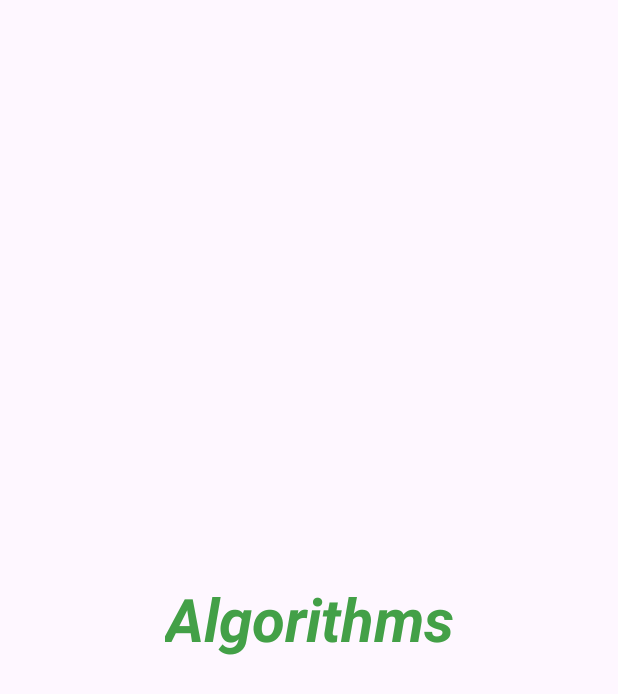
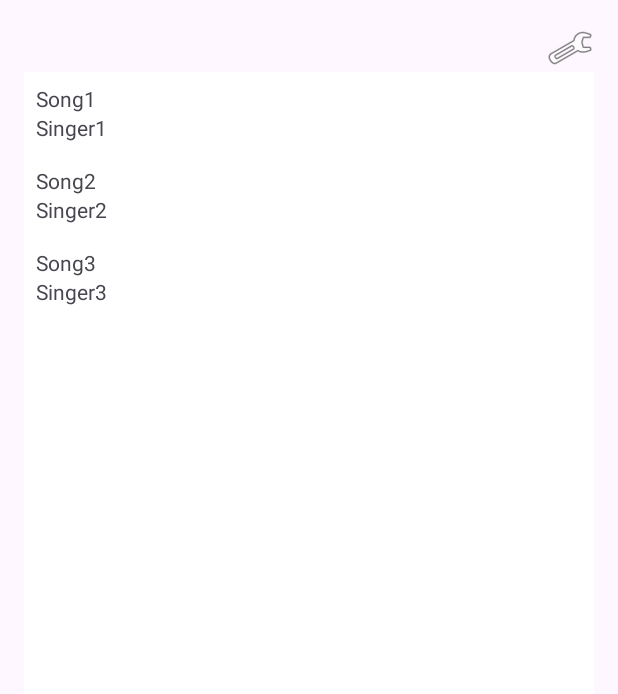
Before and after one commit to seoyuncho/My_Application, an Android app: the fragment ThirdFragment shown on its own in the app's theme, on a phone screen of 412 x 824 dp. Shown: the top 694 px of the screen. Run offline under Robolectric (Android 15) with nearby library versions, the phone set to English and light mode, and no system bars; network calls fail.

```diff
--- a/app/build.gradle.kts
+++ b/app/build.gradle.kts
@@ -8,7 +8,7 @@ android {
 
     defaultConfig {
         applicationId = "com.example.myapplication"
-        minSdk = 33
+        minSdk = 24
         targetSdk = 33
         versionCode = 1
         versionName = "1.0"
--- a/app/src/main/java/com/example/myapplication/LoginRequest.java
+++ b/app/src/main/java/com/example/myapplication/LoginRequest.java
@@ -1,18 +1,14 @@
 package com.example.myapplication;
 
-import com.android.volley.AuthFailureError;
 import com.android.volley.Response;
 import com.android.volley.toolbox.JsonObjectRequest;
 
 import org.json.JSONObject;
 
-import java.util.HashMap;
-import java.util.Map;
-
 public class LoginRequest extends JsonObjectRequest {
 
     // Server URL
-    final static private String URL = "http://192.168.56.1:3000/login";
+    final static private String URL = "http://143.248.218.196:3000/login";
 
     // JSON data to be sent to the server
     private JSONObject jsonBody;
--- a/app/src/main/java/com/example/myapplication/PlaylistItem.java
+++ b/app/src/main/java/com/example/myapplication/PlaylistItem.java
@@ -3,6 +3,7 @@ package com.example.myapplication;
 public class PlaylistItem {
     private String playlistName;
     private int playlistImageRes;
+
 
     public PlaylistItem(String playlistName, int playlistImageRes) {
         this.playlistName = playlistName;
--- a/app/src/main/java/com/example/myapplication/RegisterRequest.java
+++ b/app/src/main/java/com/example/myapplication/RegisterRequest.java
@@ -1,18 +1,14 @@
 package com.example.myapplication;
 
-import com.android.volley.AuthFailureError;
 import com.android.volley.Response;
 import com.android.volley.toolbox.JsonObjectRequest;
 
 import org.json.JSONObject;
 
-import java.util.HashMap;
-import java.util.Map;
-
 public class RegisterRequest extends JsonObjectRequest {
 
     // Server URL
-    final static private String URL = "http://192.168.56.1:3000/register";
+    final static private String URL = "http://143.248.218.196:3000/register";
 
     // JSON data to be sent to the server
     private JSONObject jsonBody;
--- a/app/src/main/java/com/example/myapplication/ThirdFragment.java
+++ b/app/src/main/java/com/example/myapplication/ThirdFragment.java
@@ -1,21 +1,96 @@
+// ThirdFragment.java
+
 package com.example.myapplication;
 
+import android.app.AlertDialog;
+import android.content.DialogInterface;
 import android.os.Bundle;
 import android.view.LayoutInflater;
 import android.view.View;
 import android.view.ViewGroup;
+import android.widget.TextView;
 
 import androidx.fragment.app.Fragment;
+import androidx.recyclerview.widget.LinearLayoutManager;
+import androidx.recyclerview.widget.RecyclerView;
+
+import java.util.ArrayList;
 
 public class ThirdFragment extends Fragment {
 
-    public ThirdFragment(){
-        // require a empty public constructor
+    private RecyclerView recyclerView;
+    private UserPlaylistAdapter userPlaylistAdapter;
+    private ArrayList<UserPlaylist> userPlaylistArrayList;
+
+    public ThirdFragment() {
+        // Required empty public constructor
     }
 
     @Override
-    public View onCreateView(LayoutInflater inflater, ViewGroup container, Bundle savedInstanceState) {
+    public View onCreateView(LayoutInflater inflater, ViewGroup container,
+                             Bundle savedInstanceState) {
+        View view = inflater.inflate(R.layout.fragment_third, container, false);
 
-        return inflater.inflate(R.layout.fragment_third, container, false);
+        recyclerView = view.findViewById(R.id.recyclerView);
+        userPlaylistArrayList = getUserPlaylist(); // 이 부분은 네트워크나 로컬 DB에서 데이터를 가져오는 로직을 추가해야 할 거야
+
+        userPlaylistAdapter = new UserPlaylistAdapter(userPlaylistArrayList);
+        recyclerView.setLayoutManager(new LinearLayoutManager(getActivity()));
+        recyclerView.setAdapter(userPlaylistAdapter);
+
+        view.findViewById(R.id.settingsButton).setOnClickListener(new View.OnClickListener() {
+            @Override
+            public void onClick(View v) {
+                showUserInfoDialog();
+            }
+        });
+
+        return view;
+    }
+
+    private ArrayList<UserPlaylist> getUserPlaylist() {
+        // 여기서 네트워크나 로컬 DB에서 데이터를 가져오는 로직을 구현해야 해
+
+
+        // 아래는 임시 데이터 예시야. 실제 데이터를 가져오는 로직으로 대체해야 해
+        ArrayList<UserPlaylist> playlists = new ArrayList<>();
+        playlists.add(new UserPlaylist("Song1", "Singer1"));
+        playlists.add(new UserPlaylist("Song2", "Singer2"));
+        playlists.add(new UserPlaylist("Song3", "Singer3"));
+        return playlists;
+    }
+
+    private void showUserInfoDialog() {
+        LayoutInflater inflater = requireActivity().getLayoutInflater();
+        View dialogView = inflater.inflate(R.layout.dialog_user_info, null);
+
+        // 여기서 네트워크나 로컬 DB에서 유저 정보를 가져와서 설정해야 함
+        // 임시 데이터 예시
+        String userID = "user123";
+        String userPassword = "password123";
+        String userName = "John Doe";
+        String userAge = "25";
+
+        TextView textViewUserID = dialogView.findViewById(R.id.textViewUserID);
+        TextView textViewUserPassword = dialogView.findViewById(R.id.textViewUserPassword);
+        TextView textViewUserName = dialogView.findViewById(R.id.textViewUserName);
+        TextView textViewUserAge = dialogView.findViewById(R.id.textViewUserAge);
+
+        textViewUserID.setText("ID: " + userID);
+        textViewUserPassword.setText("Password: " + userPassword);
+        textViewUserName.setText("Name: " + userName);
+        textViewUserAge.setText("Age: " + userAge);
+
+        AlertDialog.Builder builder = new AlertDialog.Builder(requireContext());
+        builder.setView(dialogView)
+                .setTitle("User Information")
+                .setPositiveButton("Close", new DialogInterface.OnClickListener() {
+                    @Override
+                    public void onClick(DialogInterface dialog, int which) {
+                        dialog.dismiss();
+                    }
+                });
+
+        builder.create().show();
     }
 }
--- /dev/null
+++ b/app/src/main/java/com/example/myapplication/UserPlaylist.java
@@ -0,0 +1,13 @@
+package com.example.myapplication;
+
+public class UserPlaylist {
+    private String songName;
+    private String singer;
+    public UserPlaylist(String songName, String singer) {
+        this.songName = songName;
+        this.singer = singer;
+    }
+
+    public String getSongName() { return songName; }
+    public String getSinger() { return singer;}
+}
--- /dev/null
+++ b/app/src/main/java/com/example/myapplication/UserPlaylistAdapter.java
@@ -0,0 +1,52 @@
+// UserPlaylistAdapter.java
+
+package com.example.myapplication;
+
+import android.view.LayoutInflater;
+import android.view.View;
+import android.view.ViewGroup;
+import android.widget.TextView;
+
+import androidx.annotation.NonNull;
+import androidx.recyclerview.widget.RecyclerView;
+
+import java.util.ArrayList;
+
+public class UserPlaylistAdapter extends RecyclerView.Adapter<UserPlaylistAdapter.PlaylistViewHolder> {
+
+    private ArrayList<UserPlaylist> userPlaylistArrayList;
+
+    public UserPlaylistAdapter(ArrayList<UserPlaylist> userPlaylistArrayList) {
+        this.userPlaylistArrayList = userPlaylistArrayList;
+    }
+
+    @NonNull
+    @Override
+    public PlaylistViewHolder onCreateViewHolder(@NonNull ViewGroup parent, int viewType) {
+        View view = LayoutInflater.from(parent.getContext()).inflate(R.layout.user_playlist, parent, false);
+        return new PlaylistViewHolder(view);
+    }
+
+    @Override
+    public void onBindViewHolder(@NonNull PlaylistViewHolder holder, int position) {
+        UserPlaylist userPlaylist = userPlaylistArrayList.get(position);
+        holder.songNameTextView.setText(userPlaylist.getSongName());
+        holder.singerTextView.setText(userPlaylist.getSinger());
+    }
+
+    @Override
+    public int getItemCount() {
+        return userPlaylistArrayList.size();
+    }
+
+    public static class PlaylistViewHolder extends RecyclerView.ViewHolder {
+        TextView songNameTextView;
+        TextView singerTextView;
+
+        public PlaylistViewHolder(@NonNull View itemView) {
+            super(itemView);
+            songNameTextView = itemView.findViewById(R.id.songNameTextView);
+            singerTextView = itemView.findViewById(R.id.singerTextView);
+        }
+    }
+}
--- a/app/src/main/res/layout/fragment_third.xml
+++ b/app/src/main/res/layout/fragment_third.xml
@@ -1,24 +1,40 @@
-<?xml version="1.0" encoding="utf-8"?>
+<!-- fragment_third.xml -->
+
 <androidx.constraintlayout.widget.ConstraintLayout
     xmlns:android="http://schemas.android.com/apk/res/android"
     xmlns:app="http://schemas.android.com/apk/res-auto"
     xmlns:tools="http://schemas.android.com/tools"
     android:layout_width="match_parent"
     android:layout_height="match_parent"
-    tools:context=".MainActivity">
+    android:paddingLeft="16dp"
+    android:paddingTop="16dp"
+    android:paddingRight="16dp"
+    android:paddingBottom="16dp"
+    tools:context=".ThirdFragment">
 
-    <TextView
-        android:id="@+id/thirdFragment"
+    <ImageButton
+        android:id="@+id/settingsButton"
         android:layout_width="wrap_content"
         android:layout_height="wrap_content"
-        android:text="Algorithms"
-        android:textColor="#43a047"
-        android:textSize="40sp"
-        android:textStyle="italic|bold"
-        app:layout_constraintBottom_toBottomOf="parent"
+        android:background="?android:attr/selectableItemBackground"
+        android:src="@android:drawable/ic_menu_manage"
         app:layout_constraintEnd_toEndOf="parent"
-        app:layout_constraintHorizontal_bias="0.5"
+        app:layout_constraintHeight_percent="0.1"
+        app:layout_constraintHorizontal_bias="1.0"
+        app:layout_constraintTop_toTopOf="parent"
         app:layout_constraintStart_toStartOf="parent"
-        app:layout_constraintTop_toTopOf="parent" />
+        app:layout_constraintBottom_toTopOf="@+id/recyclerView" />
+
+    <androidx.recyclerview.widget.RecyclerView
+        android:id="@+id/recyclerView"
+        android:layout_width="0dp"
+        android:layout_height="0dp"
+        android:background="@android:color/white"
+        app:layout_constraintEnd_toEndOf="parent"
+        app:layout_constraintHeight_percent="0.8"
+        app:layout_constraintWidth_percent="1"
+        app:layout_constraintStart_toStartOf="parent"
+        app:layout_constraintTop_toBottomOf="@+id/settingsButton"/>
+
 
 </androidx.constraintlayout.widget.ConstraintLayout>
--- /dev/null
+++ b/app/src/main/res/layout/user_playlist.xml
@@ -0,0 +1,20 @@
+<?xml version="1.0" encoding="utf-8"?>
+<LinearLayout xmlns:android="http://schemas.android.com/apk/res/android"
+    android:layout_width="match_parent"
+    android:layout_height="wrap_content"
+    android:orientation="vertical"
+    android:padding="8dp">
+
+    <TextView
+        android:id="@+id/songNameTextView"
+        android:layout_width="wrap_content"
+        android:layout_height="wrap_content"
+        android:text="Song Name"/>
+
+    <TextView
+        android:id="@+id/singerTextView"
+        android:layout_width="wrap_content"
+        android:layout_height="wrap_content"
+        android:text="Singer"/>
+
+</LinearLayout>
```
Also changed, not shown: app/src/main/java/com/example/myapplication/MainActivity.java (+7 -8 lines), app/src/main/res/layout/activity_main.xml (+79 -79 lines), app/src/main/res/layout/dialog_user_info.xml (added, +38 -0 lines).
